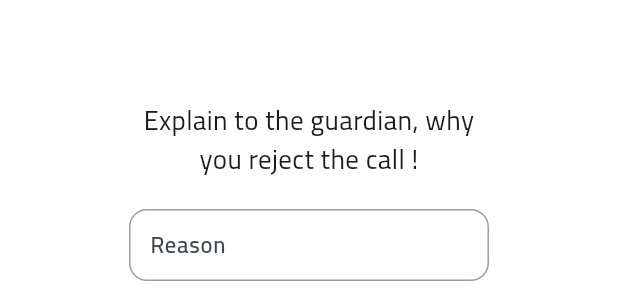
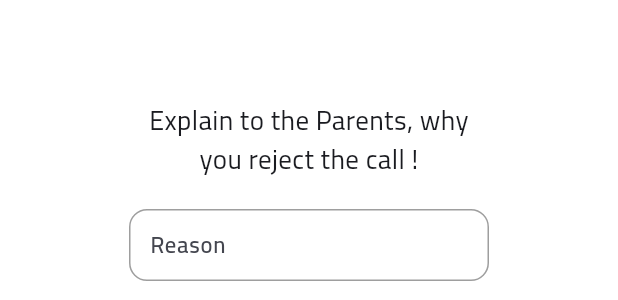
Before and after one commit to a-saber/Safe-Pickup, a Flutter app: what alertReject() shows on an empty page, opened directly with empty values, on a phone screen of 412 x 824 dp. Shown: the part 376-676 px from the top of the screen. Run offline on Flutter 3.47's test engine with Material 3 defaults, Android fonts, the light colour scheme and no system bars; our stand-ins replace awesome_dialog, cached_network_image, cloud_firestore, crystal_navigation_bar, dartz, data_table_2 and 13 more; accounts and stored records are empty; network calls fail.

Commit message:
translate School part 01

```diff
--- a/lib/core/core_widgets/default_button/remove_button.dart
+++ b/lib/core/core_widgets/default_button/remove_button.dart
@@ -1,6 +1,8 @@
+import 'package:call_son/core/localization/translation_key_manager.dart';
 import 'package:call_son/core/resources_manager/color_manager.dart';
 import 'package:call_son/core/resources_manager/style_manager.dart';
 import 'package:flutter/material.dart';
+import 'package:get/get.dart';
 
 class DefaultRemoveButton extends StatelessWidget {
   const DefaultRemoveButton({super.key, required this.onTap});
@@ -17,7 +19,7 @@ final Function() onTap;
           color: ColorsManager.primary,
         ),
         child: Center(
-          child: Text("Remove",style: StyleManager.regular.copyWith(
+          child: Text(TranslationKeyManager.remove.tr,style: StyleManager.regular.copyWith(
             color: ColorsManager.white,
           ),),
         ),
--- a/lib/core/core_widgets/more/default_add_item_row.dart
+++ b/lib/core/core_widgets/more/default_add_item_row.dart
@@ -1,6 +1,8 @@
 import 'package:call_son/core/core_widgets/default_button/remove_button.dart';
 import 'package:call_son/core/core_widgets/default_form/default_form_field.dart';
+import 'package:call_son/core/localization/translation_key_manager.dart';
 import 'package:flutter/material.dart';
+import 'package:get/get.dart';
 
 class DefaultAddItemRow extends StatelessWidget {
   const DefaultAddItemRow(
@@ -43,7 +45,7 @@ class DefaultAddItemRow extends StatelessWidget {
       children: [
         Expanded(
           child: DefaultFormField(
-            labelText: 'Level Title',
+            labelText: TranslationKeyManager.levelTitle.tr,
             controller: controller,
             maxLines: maxLines,
             suffixIcon: suffixIcon,
--- a/lib/core/localization/ar.dart
+++ b/lib/core/localization/ar.dart
@@ -11,12 +11,13 @@ Map<String, String> ar =
 
   TranslationKeyManager.profile : 'الحساب',
   TranslationKeyManager.pickup : 'استدعاء',
+  TranslationKeyManager.pickupRequests : 'طلبات الاستدعاء',
   TranslationKeyManager.waiting : 'انتظار',
   TranslationKeyManager.accepted  : 'موافقة',
   TranslationKeyManager.rejected  : 'رفض',
   TranslationKeyManager.noData  : 'لا يوجد بيانات',
   TranslationKeyManager.parents  : 'اولياء الامور',
-  TranslationKeyManager.levels  : 'المستويات',
+  TranslationKeyManager.levels  : 'مستويات',
   TranslationKeyManager.editLevels  : 'تعديل المستويات',
   TranslationKeyManager.levelTitle  : 'اسم المستوي',
   TranslationKeyManager.remove  : 'حذف',
@@ -73,5 +74,11 @@ Map<String, String> ar =
   TranslationKeyManager.newSchoolLevel : 'مستوي جديد',
   TranslationKeyManager.add : 'اضافة',
   TranslationKeyManager.addSuccessfully : 'تمت الاضافة بنجاح',
+  TranslationKeyManager.loading : 'جاري التحميل...',
+  TranslationKeyManager.accept : 'قبول',
+  TranslationKeyManager.reject : 'رفض',
+  TranslationKeyManager.explainParentWhyReject : 'وضح الي ولي الامر سبب الرفض',
+  TranslationKeyManager.reason : 'السبب',
+  TranslationKeyManager.cancel : 'الغاء',
 
 };
--- a/lib/core/localization/en.dart
+++ b/lib/core/localization/en.dart
@@ -9,6 +9,7 @@ Map<String, String> en =
   TranslationKeyManager.schools: 'Schools',
   TranslationKeyManager.profile : 'Profile',
   TranslationKeyManager.pickup : 'Pickup',
+  TranslationKeyManager.pickupRequests : 'Pickup Requests',
   TranslationKeyManager.waiting : 'Waiting',
   TranslationKeyManager.accepted  : 'Accepted',
   TranslationKeyManager.rejected  : 'Rejected',
@@ -71,6 +72,12 @@ Map<String, String> en =
   TranslationKeyManager.newSchoolLevel : 'New School Level',
   TranslationKeyManager.add : 'Add',
   TranslationKeyManager.addSuccessfully : 'Add Successfully',
+  TranslationKeyManager.loading : 'Loading...',
+  TranslationKeyManager.accept : 'Accept',
+  TranslationKeyManager.reject : 'Reject',
+  TranslationKeyManager.explainParentWhyReject :  'Explain to the Parents, why you reject the call !',
+  TranslationKeyManager.reason :  'Reason',
+  TranslationKeyManager.cancel :  'Cancel',
 
 
 };
--- a/lib/core/localization/translation_key_manager.dart
+++ b/lib/core/localization/translation_key_manager.dart
@@ -16,6 +16,7 @@ class TranslationKeyManager {
 
   static const profile = 'profile';
   static const pickup = 'pickup';
+  static const pickupRequests = 'pickupRequests';
   static const waiting = 'waiting';
   static const accepted = 'accepted';
   static const rejected = 'rejected';
@@ -36,6 +37,7 @@ class TranslationKeyManager {
   static const logout = 'logout';
   static const yesLogout = 'Yes, Logout';
   static const noCancel = 'No, Cancel';
+  static const cancel = 'Cancel';
   static const sureUWantToLogout = 'Sure you want to logout?';
 
 
@@ -94,5 +96,11 @@ static const  yesDelete = 'Yes, Delete';
 static const  newSchoolLevel = 'New School Level';
 static const  add = 'Add';
 static const  addSuccessfully = 'Added Successfully';
+static const  loading = 'Loading...';
 
+  static const accept = 'accept';
+  static const reject = 'reject';
+
+  static const explainParentWhyReject = 'Explain to the Parents, why you reject the call !';
+  static const reason = 'reason';
 }
--- a/lib/core/shared_functions/image_manager/get_image.dart
+++ b/lib/core/shared_functions/image_manager/get_image.dart
@@ -2,12 +2,14 @@ import 'dart:io';
 
 import 'package:cached_network_image/cached_network_image.dart';
 import 'package:call_son/core/core_widgets/default_button/default_button.dart';
+import 'package:call_son/core/localization/translation_key_manager.dart';
 import 'package:call_son/core/resources_manager/assets_manager.dart';
 import 'package:call_son/core/resources_manager/color_manager.dart';
 import 'package:call_son/core/shared_functions/image_manager/cubit/get_image_cubit.dart';
 import 'package:call_son/core/shared_functions/image_manager/cubit/get_image_state.dart';
 import 'package:flutter/material.dart';
 import 'package:flutter_bloc/flutter_bloc.dart';
+import 'package:get/get.dart';
 import 'package:iconly/iconly.dart';
 import 'package:image_picker/image_picker.dart';
 
@@ -63,7 +65,7 @@ class FileImageView extends StatelessWidget {
                   IconlyLight.camera,
                   color: Colors.white,
                   size: 20,
-                ), text: imagePath != null? 'Change Image':'Choose Image',),
+                ), text: imagePath != null? TranslationKeyManager.changeImage.tr:TranslationKeyManager.chooseImage.tr,),
               ),
             ],
           );
--- a/lib/feature/school/presentation/cubit/school_layout_cubit/school_layout_cubit.dart
+++ b/lib/feature/school/presentation/cubit/school_layout_cubit/school_layout_cubit.dart
@@ -30,11 +30,11 @@ class SchoolLayoutCubit extends Cubit<SchoolLayoutState> {
         break;
       case 1:
         currentScreen = const SchoolCallsView();
-        currentTitle = 'Pickup Requests';
+        currentTitle = TranslationKeyManager.pickupRequests;
         break;
       case 2:
         currentScreen = const SchoolGuardiansView();
-        currentTitle = 'Parents Requests';
+        currentTitle = TranslationKeyManager.parents;
         break;
       case 3:
         currentScreen = const SchoolSettingsView();
--- a/lib/feature/school/presentation/views/school_location_view.dart
+++ b/lib/feature/school/presentation/views/school_location_view.dart
@@ -1,5 +1,6 @@
 import 'package:call_son/core/core_widgets/custom_app_bar.dart';
 import 'package:call_son/core/core_widgets/default_button/default_button.dart';
+import 'package:call_son/core/localization/translation_key_manager.dart';
 import 'package:call_son/core/resources_manager/delay_manager.dart';
 import 'package:call_son/feature/auth/presentation/cubit/location/location_cubit.dart';
 import 'package:flutter/material.dart';
@@ -15,7 +16,7 @@ class SchoolLocationView extends StatelessWidget {
   @override
   Widget build(BuildContext context) {
     return Scaffold(
-      appBar: const CustomAppBar(title: "Location", showPopup: true,),
+      appBar:  CustomAppBar(title: TranslationKeyManager.location.tr, showPopup: true,),
       body: BlocConsumer<LocationCubit, LocationState>(
         listener: (context, state) {},
         builder: (context, state) {
@@ -48,7 +49,7 @@ class SchoolLocationView extends StatelessWidget {
                               duration: const Duration(milliseconds: 500),
                               transition: DelayManager.rightToLeftWithFade);
                         },
-                        text: 'Edit School Location',
+                        text: TranslationKeyManager.updateLocation.tr,
                       )
                   ),
                 ],
```
Also changed, not shown: lib/feature/school/presentation/views/school_calls_view.dart (+5 -3 lines), lib/feature/school/presentation/views/school_change_location_view.dart (+7 -5 lines), lib/feature/school/presentation/views/school_edit_levels.dart (+6 -4 lines), lib/feature/school/presentation/views/school_profile_update_view.dart (+10 -8 lines), lib/feature/school/presentation/views/school_profile_view.dart (+7 -3 lines), lib/feature/school/presentation/views/school_settings_view.dart (+6 -6 lines), lib/feature/school/presentation/views/widgets/school_calls_view_body.dart (+39 -17 lines).
